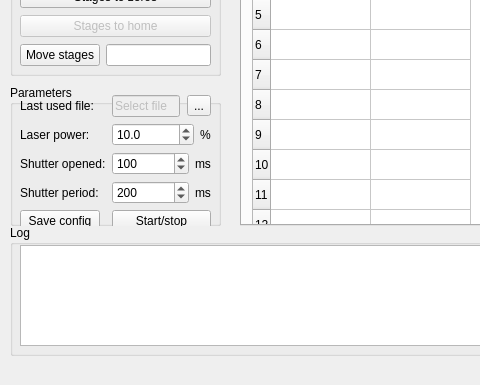
Above: ui/IM.ui from al509/LabSoft before the change; both pictures show x 0 to 480 and y 215 to 600 of the 800 by 600 pixel window. Below: the same form after it.
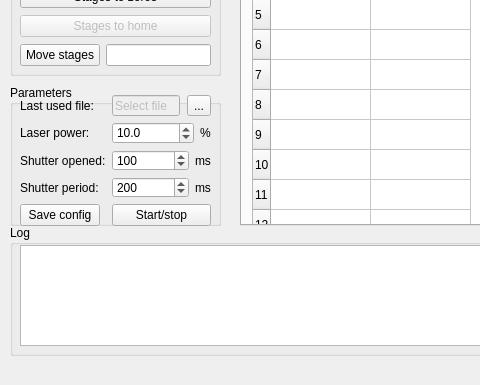
That is the form after the change. The open tabs and pages were chosen to show the change.

Commit message: UI out of bounds bug fixed

Patch:
```diff
--- a/ui/IM.ui
+++ b/ui/IM.ui
@@ -163,7 +163,7 @@
        <x>10</x>
        <y>10</y>
        <width>191</width>
-       <height>139</height>
+       <height>131</height>
       </rect>
      </property>
      <layout class="QFormLayout" name="ParametersLayout">
```
Left out of the diff: 2 changed lines with no effect on the pictures. The commit also changes 1 other file.
